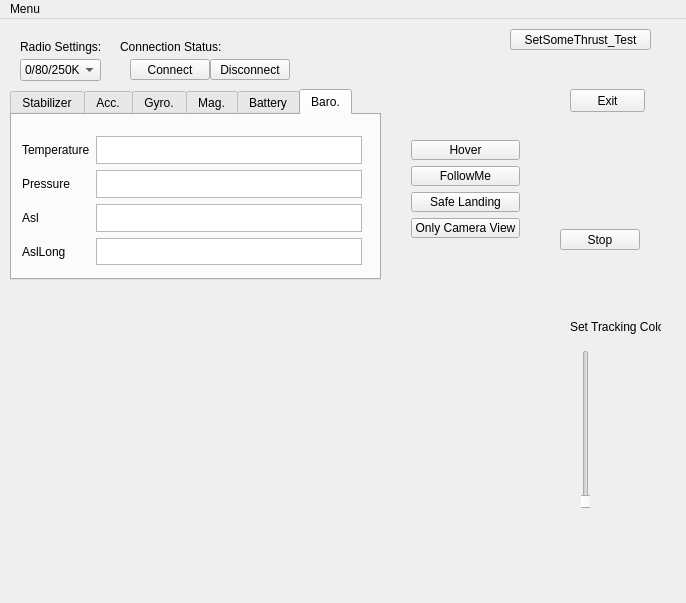
Old version of the form app/mainwindow.ui in the repository saccharios/FollowMeFlie.
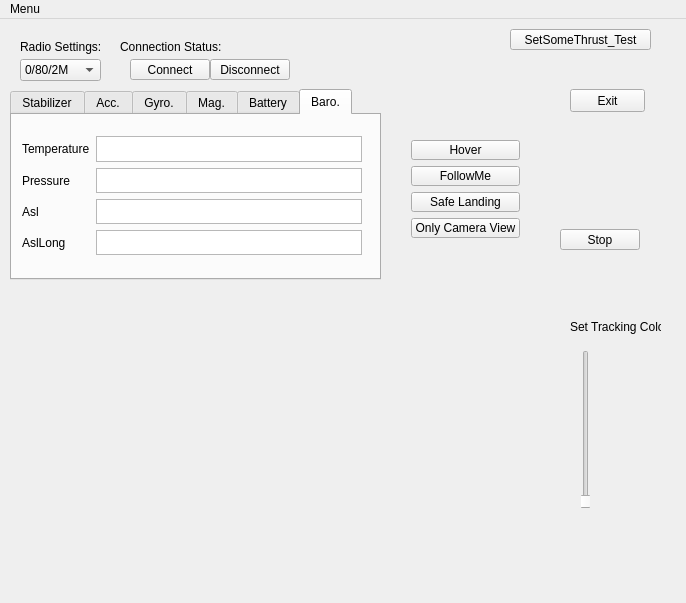
New version of the form. The open tabs and pages were chosen to show the change.

```diff
--- a/app/mainwindow.ui
+++ b/app/mainwindow.ui
@@ -65,11 +65,9 @@
     <property name="editable">
      <bool>false</bool>
     </property>
-    <item>
-     <property name="text">
-      <string>0/80/250K</string>
-     </property>
-    </item>
+    <property name="currentIndex">
+     <number>0</number>
+    </property>
     <item>
      <property name="text">
       <string>0/80/2M</string>
@@ -454,7 +452,7 @@
         <x>10</x>
         <y>10</y>
         <width>351</width>
-        <height>151</height>
+        <height>141</height>
        </rect>
       </property>
       <layout class="QGridLayout" name="Layout_BaroVal">
```
Left out of the diff: 11 changed lines with no effect on the pictures.
